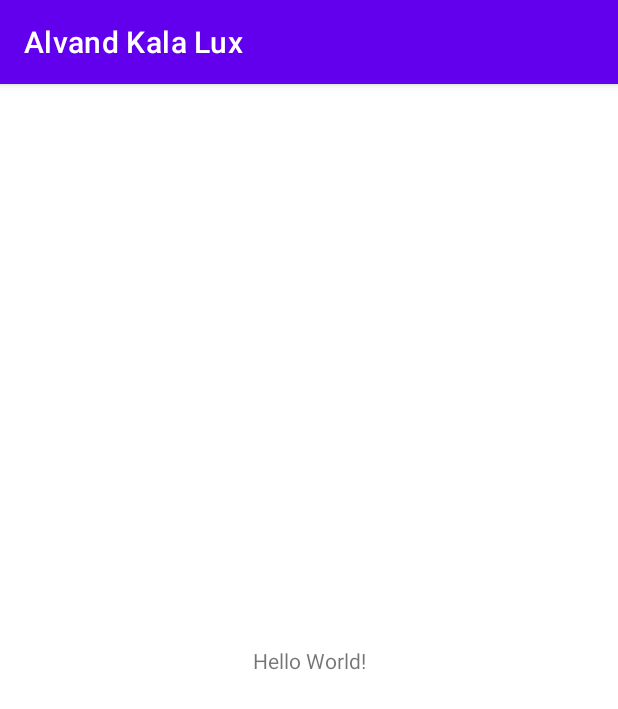
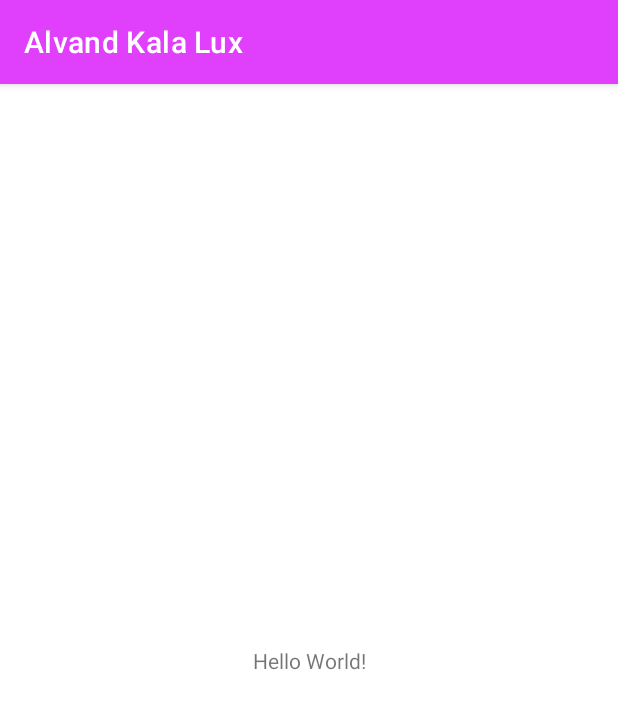
Before and after one commit to jalaldgr/woocommerce_webView, an Android app: the screen it shows after launch (MainActivity), on a phone screen of 412 x 824 dp. Shown: the top 709 px of the screen. Run offline under Robolectric (Android 15) with nearby library versions, the phone set to English and light mode, and no system bars.

Commit message:
Step 1.1: change colors add splash activity

```diff
--- a/app/src/main/AndroidManifest.xml
+++ b/app/src/main/AndroidManifest.xml
@@ -9,13 +9,17 @@
         android:roundIcon="@mipmap/ic_launcher_round"
         android:supportsRtl="true"
         android:theme="@style/Theme.AlvandKalalLux">
-        <activity android:name=".MainActivity">
+        <activity android:name=".SplashActivity"
+            android:theme="@style/Theme.AlvandKalalLux.Splash">
             <intent-filter>
                 <action android:name="android.intent.action.MAIN" />
 
                 <category android:name="android.intent.category.LAUNCHER" />
             </intent-filter>
         </activity>
+        <activity android:name=".MainActivity">
+
+        </activity>
     </application>
 
 </manifest>
--- /dev/null
+++ b/app/src/main/java/ir/alvandkalallux/shop/SplashActivity.java
@@ -0,0 +1,25 @@
+package ir.alvandkalallux.shop;
+
+import androidx.appcompat.app.AppCompatActivity;
+
+import android.content.Intent;
+import android.os.Bundle;
+import android.os.Handler;
+
+public class SplashActivity extends AppCompatActivity {
+
+    @Override
+    protected void onCreate(Bundle savedInstanceState) {
+        super.onCreate(savedInstanceState);
+        setContentView(R.layout.activity_splash);
+
+
+        new Handler().postDelayed(new Runnable() {
+            @Override
+            public void run() {
+                startActivity(new Intent(SplashActivity.this, MainActivity.class));
+                finish();
+            }
+        },1500);
+    }
+}
--- /dev/null
+++ b/app/src/main/res/layout/activity_splash.xml
@@ -0,0 +1,10 @@
+<?xml version="1.0" encoding="utf-8"?>
+<androidx.constraintlayout.widget.ConstraintLayout xmlns:android="http://schemas.android.com/apk/res/android"
+    xmlns:app="http://schemas.android.com/apk/res-auto"
+    xmlns:tools="http://schemas.android.com/tools"
+    android:layout_width="match_parent"
+    android:layout_height="match_parent"
+    android:background="@mipmap/splash"
+    tools:context=".SplashActivity">
+
+</androidx.constraintlayout.widget.ConstraintLayout>
--- a/app/src/main/res/values-night/themes.xml
+++ b/app/src/main/res/values-night/themes.xml
@@ -2,12 +2,12 @@
     <!-- Base application theme. -->
     <style name="Theme.AlvandKalalLux" parent="Theme.MaterialComponents.DayNight.DarkActionBar">
         <!-- Primary brand color. -->
-        <item name="colorPrimary">@color/purple_200</item>
-        <item name="colorPrimaryVariant">@color/purple_700</item>
+        <item name="colorPrimary">@color/purple_700</item>
+        <item name="colorPrimaryVariant">@color/purple_200</item>
         <item name="colorOnPrimary">@color/black</item>
         <!-- Secondary brand color. -->
-        <item name="colorSecondary">@color/teal_200</item>
-        <item name="colorSecondaryVariant">@color/teal_200</item>
+        <item name="colorSecondary">@color/red_900</item>
+        <item name="colorSecondaryVariant">@color/red_500</item>
         <item name="colorOnSecondary">@color/black</item>
         <!-- Status bar color. -->
         <item name="android:statusBarColor" tools:targetApi="l">?attr/colorPrimaryVariant</item>
--- a/app/src/main/res/values/colors.xml
+++ b/app/src/main/res/values/colors.xml
@@ -1,10 +1,10 @@
 <?xml version="1.0" encoding="utf-8"?>
 <resources>
-    <color name="purple_200">#FFBB86FC</color>
-    <color name="purple_500">#FF6200EE</color>
-    <color name="purple_700">#FF3700B3</color>
-    <color name="teal_200">#FF03DAC5</color>
-    <color name="teal_700">#FF018786</color>
+    <color name="purple_200">#E040FB</color>
+    <color name="purple_700">#7B1FA2</color>
+    <color name="purple_900">#4A148C</color>
+    <color name="red_900">#DA0303</color>
+    <color name="red_500">#EF5350</color>
     <color name="black">#FF000000</color>
     <color name="white">#FFFFFFFF</color>
 </resources>
--- a/app/src/main/res/values/themes.xml
+++ b/app/src/main/res/values/themes.xml
@@ -2,15 +2,31 @@
     <!-- Base application theme. -->
     <style name="Theme.AlvandKalalLux" parent="Theme.MaterialComponents.DayNight.DarkActionBar">
         <!-- Primary brand color. -->
-        <item name="colorPrimary">@color/purple_500</item>
         <item name="colorPrimaryVariant">@color/purple_700</item>
+        <item name="colorPrimary">@color/purple_200</item>
         <item name="colorOnPrimary">@color/white</item>
         <!-- Secondary brand color. -->
-        <item name="colorSecondary">@color/teal_200</item>
-        <item name="colorSecondaryVariant">@color/teal_700</item>
+        <item name="colorSecondary">@color/red_900</item>
+        <item name="colorSecondaryVariant">@color/red_500</item>
         <item name="colorOnSecondary">@color/black</item>
         <!-- Status bar color. -->
         <item name="android:statusBarColor" tools:targetApi="l">?attr/colorPrimaryVariant</item>
         <!-- Customize your theme here. -->
     </style>
+
+    <style name="Theme.AlvandKalalLux.Splash" parent="Theme.MaterialComponents.DayNight.NoActionBar">
+        <!-- Primary brand color. -->
+        <item name="colorPrimary">@color/purple_700</item>
+        <item name="colorPrimaryVariant">@color/purple_200</item>
+        <item name="colorOnPrimary">@color/white</item>
+        <!-- Secondary brand color. -->
+        <item name="colorSecondary">@color/red_500</item>
+        <item name="colorSecondaryVariant">@color/red_900</item>
+        <item name="colorOnSecondary">@color/black</item>
+        <!-- Status bar color. -->
+        <item name="android:statusBarColor" tools:targetApi="l">?attr/colorPrimaryVariant</item>
+        <!-- Customize your theme here. -->
+    </style>
+
+
 </resources>
```
Also changed, not shown: app/src/main/res/mipmap-xhdpi/splash.png (added).
